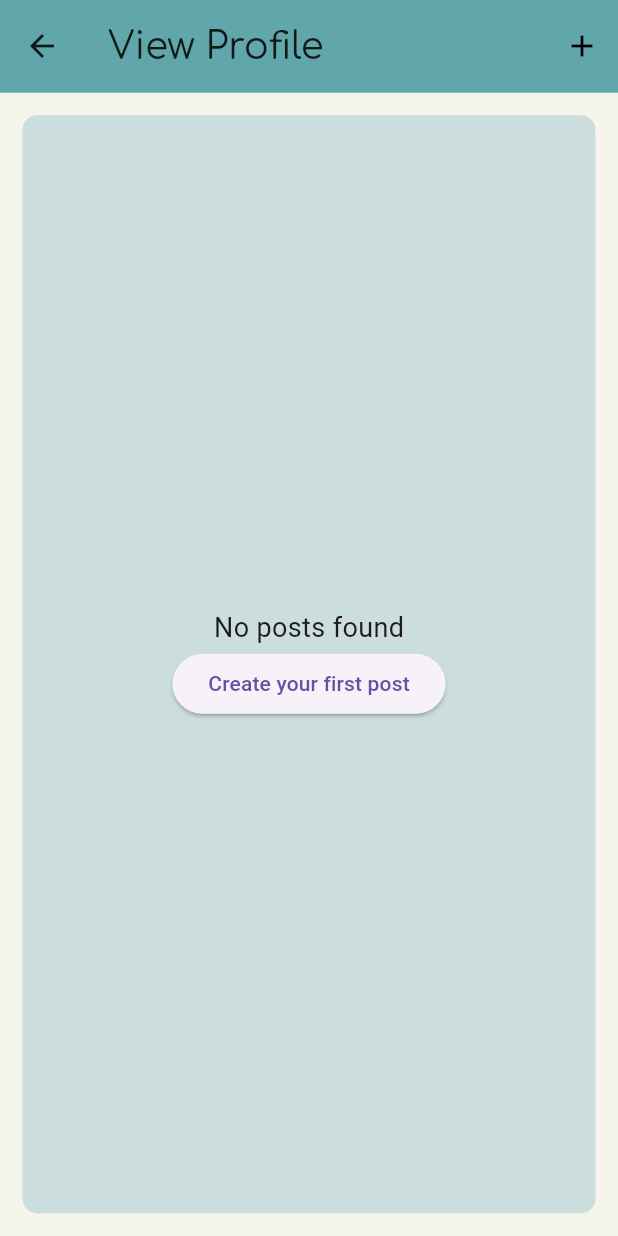
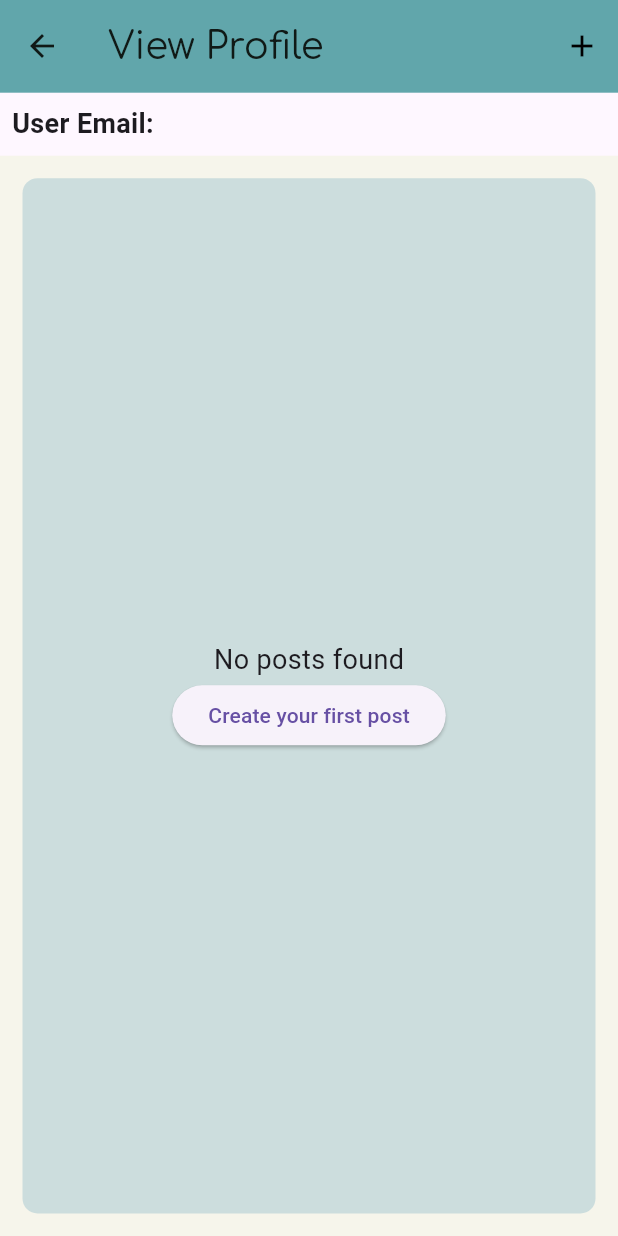
Before and after one commit to nitinjha607/leaflink-2.0, a Flutter app: the EditProfilePage screen opened by its route, on a phone screen of 412 x 824 dp. Run offline on Flutter 3.47's test engine with Material 3 defaults, Android fonts, the light colour scheme and no system bars; our stand-ins replace cloud_firestore, firebase_auth, firebase_core, firebase_messaging, firebase_storage, fl_chart and 6 more; missing offline and left inert: flutter_share, google_gemini; accounts and stored records are empty.

Commit message:
added useremail

```diff
--- a/leaflink/lib/main.dart
+++ b/leaflink/lib/main.dart
@@ -47,8 +47,7 @@ class MyApp extends StatelessWidget {
         CalendarPage.routeName: (BuildContext context) => const CalendarPage(),
         LeaderboardPage.routeName: (BuildContext context) =>
             const LeaderboardPage(),
-        EditProfilePage.routeName: (BuildContext context) =>
-            const EditProfilePage(),
+        EditProfilePage.routeName: (BuildContext context) => EditProfilePage(),
         HelpPage.routeName: (BuildContext context) => const HelpPage(),
         NotificationPage.routeName: (BuildContext context) =>
             NotificationPage(),
--- a/leaflink/lib/pages/settingpages/editprofile_page.dart
+++ b/leaflink/lib/pages/settingpages/editprofile_page.dart
@@ -8,8 +8,11 @@ import 'package:flutter/cupertino.dart';
 
 class EditProfilePage extends StatelessWidget {
   static const String routeName = 'edit_profile_page';
+  EditProfilePage({Key? key});
 
-  const EditProfilePage({Key? key});
+  // Add userEmail variable
+  final String? userEmail =
+      FirebaseAuth.FirebaseAuth.instance.currentUser!.email;
 
   void back(BuildContext context) {
     Navigator.of(context).pop();
@@ -46,6 +49,20 @@ class EditProfilePage extends StatelessWidget {
         ],
       ),
       body: SafeArea(
+        child: Column(
+          crossAxisAlignment: CrossAxisAlignment.start,
+          children: [
+            Padding(
+              padding: const EdgeInsets.all(8.0),
+              child: Text(
+                'User Email: $userEmail',
+                style: TextStyle(
+                  fontSize: 18,
+                  fontWeight: FontWeight.bold,
+                ),
+              ),
+            ),
+            Expanded(
               child: Container(
                 alignment: Alignment.center,
                 height: MediaQuery.of(context).size.height,
@@ -63,9 +80,7 @@ class EditProfilePage extends StatelessWidget {
                       StreamBuilder<QuerySnapshot>(
                         stream: FirebaseFirestore.instance
                             .collection('events')
-                      .where('userEmail',
-                          isEqualTo: FirebaseAuth
-                              .FirebaseAuth.instance.currentUser!.email)
+                            .where('userEmail', isEqualTo: userEmail)
                             .snapshots(),
                         builder: (context, eventSnapshot) {
                           if (eventSnapshot.connectionState ==
@@ -78,15 +93,17 @@ class EditProfilePage extends StatelessWidget {
                               shrinkWrap: true,
                               itemCount: eventSnapshot.data!.docs.length,
                               itemBuilder: (ctx, index) {
-                          final eventData = eventSnapshot.data!.docs[index]
-                              .data() as Map<String, dynamic>;
+                                final eventData =
+                                    eventSnapshot.data!.docs[index].data()
+                                        as Map<String, dynamic>;
                                 return Card(
                                   color: Color.fromRGBO(246, 245, 235, 1),
                                   margin: EdgeInsets.all(10),
                                   child: ListTile(
                                     title: Text(eventData['title']),
                                     subtitle: Column(
-                                crossAxisAlignment: CrossAxisAlignment.start,
+                                      crossAxisAlignment:
+                                          CrossAxisAlignment.start,
                                       children: [
                                         Text('Date: ${eventData['date']}'),
                                         Text('Time: ${eventData['time']}'),
@@ -94,7 +111,8 @@ class EditProfilePage extends StatelessWidget {
                                       ],
                                     ),
                                     trailing: Card(
-                                color: const Color.fromRGBO(97, 166, 171, 1),
+                                      color:
+                                          const Color.fromRGBO(97, 166, 171, 1),
                                       child: IconButton(
                                         icon: Icon(
                                           CupertinoIcons.delete_solid,
@@ -119,12 +137,11 @@ class EditProfilePage extends StatelessWidget {
                         child: StreamBuilder<QuerySnapshot>(
                           stream: FirebaseFirestore.instance
                               .collection('posts')
-                        .where('email',
-                            isEqualTo: FirebaseAuth
-                                .FirebaseAuth.instance.currentUser!.email)
+                              .where('email', isEqualTo: userEmail)
                               .snapshots(),
                           builder: (context, snapshot) {
-                      if (snapshot.connectionState == ConnectionState.waiting) {
+                            if (snapshot.connectionState ==
+                                ConnectionState.waiting) {
                               return Center(
                                 child: CircularProgressIndicator(),
                               );
@@ -144,8 +161,8 @@ class EditProfilePage extends StatelessWidget {
                                       ),
                                       ElevatedButton(
                                         onPressed: () {
-                                    Navigator.pushNamed(
-                                        context, CreatePostPage.routeName);
+                                          Navigator.pushNamed(context,
+                                              CreatePostPage.routeName);
                                         },
                                         child: Text("Create your first post"),
                                       ),
@@ -160,9 +177,9 @@ class EditProfilePage extends StatelessWidget {
                                       snapshot.data!.docs[index];
                                   Map<String, dynamic> data =
                                       document.data() as Map<String, dynamic>;
-                            bool isLiked = (data['likedBy'] as List<dynamic>)
-                                .contains(FirebaseAuth
-                                    .FirebaseAuth.instance.currentUser!.email);
+                                  bool isLiked =
+                                      (data['likedBy'] as List<dynamic>)
+                                          .contains(userEmail);
                                   return Column(
                                     children: [
                                       Card(
@@ -188,8 +205,8 @@ class EditProfilePage extends StatelessWidget {
                                                     width: double.infinity,
                                                     height: 200,
                                                     fit: BoxFit.cover,
-                                              errorBuilder:
-                                                  (context, error, stackTrace) {
+                                                    errorBuilder: (context,
+                                                        error, stackTrace) {
                                                       return Icon(Icons.error);
                                                     },
                                                   ),
@@ -197,7 +214,8 @@ class EditProfilePage extends StatelessWidget {
                                                   Text(
                                                     "${data['likes']} Likes",
                                                     style: TextStyle(
-                                                fontWeight: FontWeight.bold,
+                                                      fontWeight:
+                                                          FontWeight.bold,
                                                       fontSize: 16,
                                                     ),
                                                   ),
@@ -210,10 +228,13 @@ class EditProfilePage extends StatelessWidget {
                                               children: [
                                                 IconButton(
                                                   onPressed: () {
-                                              _likePost(document, isLiked);
+                                                    _likePost(
+                                                        document, isLiked);
                                                   },
                                                   icon: Icon(Icons.favorite),
-                                            color: isLiked ? Colors.red : null,
+                                                  color: isLiked
+                                                      ? Colors.red
+                                                      : null,
                                                 ),
                                                 IconButton(
                                                   onPressed: () {
@@ -231,8 +252,8 @@ class EditProfilePage extends StatelessWidget {
                                                   },
                                                   icon: Icon(
                                                     CupertinoIcons.delete_solid,
-                                              color:
-                                                  Color.fromRGBO(16, 25, 22, 1),
+                                                    color: Color.fromRGBO(
+                                                        16, 25, 22, 1),
                                                   ),
                                                 ),
                                               ],
@@ -251,6 +272,9 @@ class EditProfilePage extends StatelessWidget {
                     ],
                   ),
                 ),
+              ),
+            ),
+          ],
         ),
       ),
     );
@@ -326,14 +350,12 @@ class EditProfilePage extends StatelessWidget {
     if (isLiked) {
       FirebaseFirestore.instance.collection('posts').doc(document.id).update({
         'likes': FieldValue.increment(-1),
-        'likedBy': FieldValue.arrayRemove(
-            [FirebaseAuth.FirebaseAuth.instance.currentUser!.email]),
+        'likedBy': FieldValue.arrayRemove([userEmail]),
       });
     } else {
       FirebaseFirestore.instance.collection('posts').doc(document.id).update({
         'likes': FieldValue.increment(1),
-        'likedBy': FieldValue.arrayUnion(
-            [FirebaseAuth.FirebaseAuth.instance.currentUser!.email]),
+        'likedBy': FieldValue.arrayUnion([userEmail]),
       });
     }
   }
```
Also changed, not shown: leaflink/pubspec.lock. Lines whose indentation alone changed are shown as unchanged.
